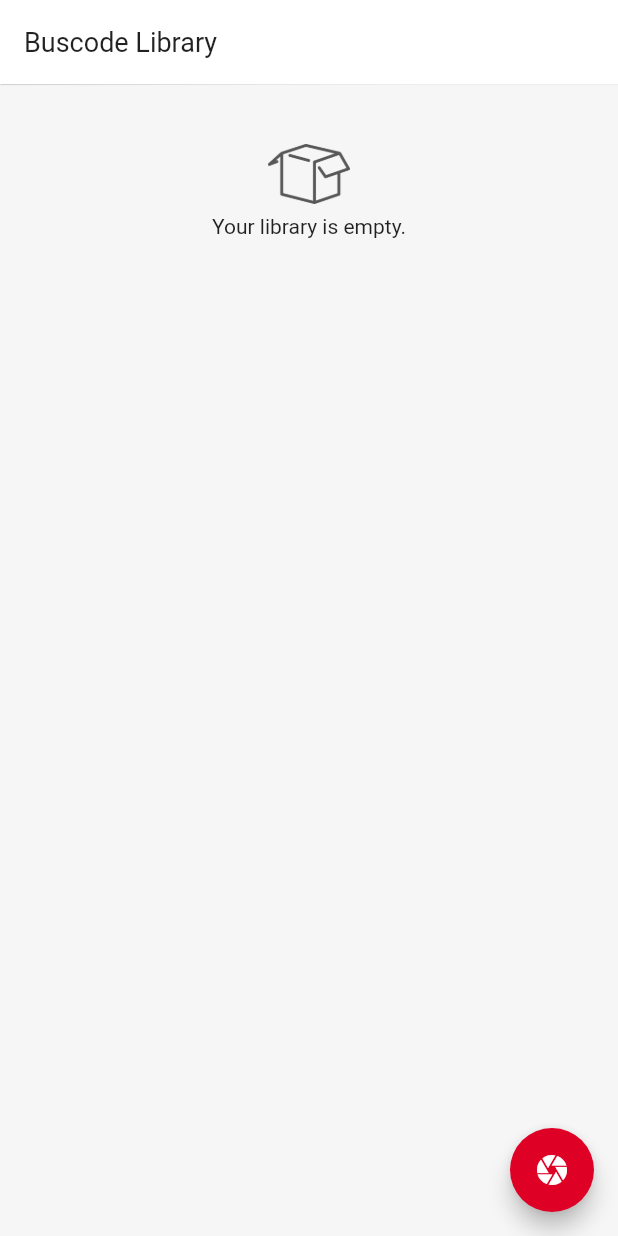
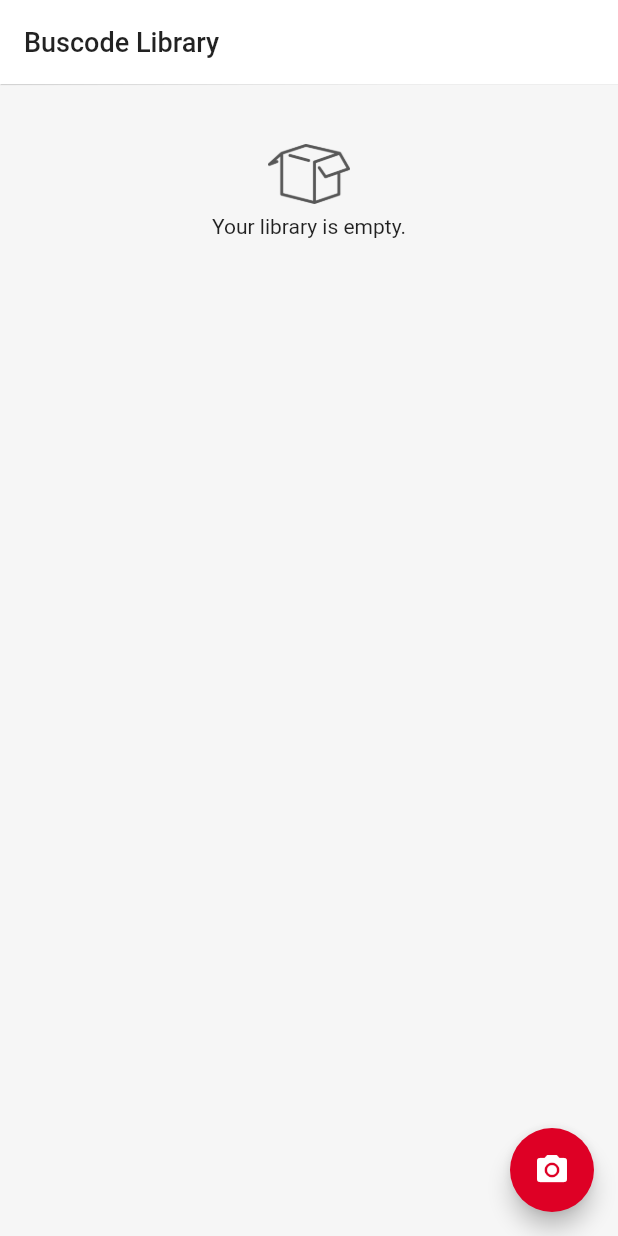
Before and after one commit to joaoavf/ctt_post_it, a Flutter app: the screen it shows after launch, on a phone screen of 412 x 824 dp. Run offline on Flutter 3.47's test engine with Material 2 defaults, Android fonts, the light colour scheme and no system bars; our stand-ins replace camera, flutter_spinkit, watcher; missing offline and left inert: dart:ffi; statements that could not run were skipped.

Commit message:
Changes camera icon in floating action button in library screen

```diff
--- a/lib/screens/library_screen.dart
+++ b/lib/screens/library_screen.dart
@@ -74,13 +74,13 @@ class _LibraryScreenState extends State<LibraryScreen> {
           'Buscode Library',
           style: TextStyle(
               fontSize: 18,
-              fontWeight: FontWeight.normal,
+              fontWeight: FontWeight.w500,
               color: Colors.black87),
         ),
       ),
       floatingActionButton: FloatingActionButton(
         backgroundColor: Theme.of(context).primaryColor,
-        child: Icon(Icons.camera),
+        child: Icon(Icons.camera_alt),
         onPressed: () {
           Navigator.pushNamed(context, '/second');
         },
```
